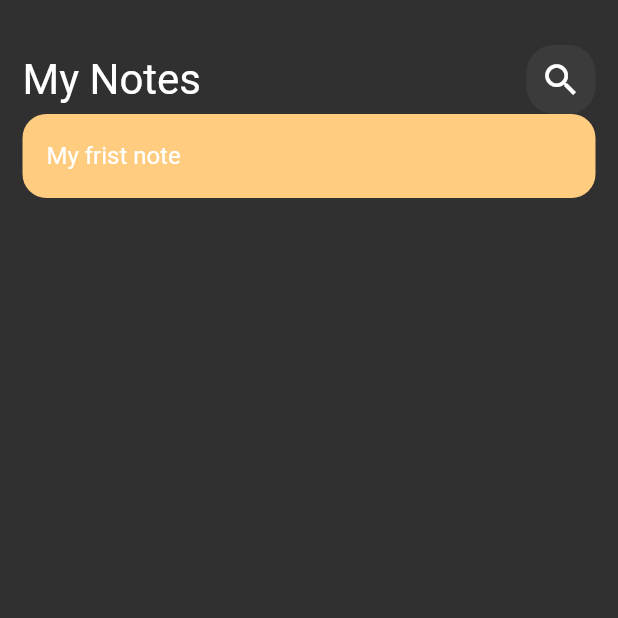
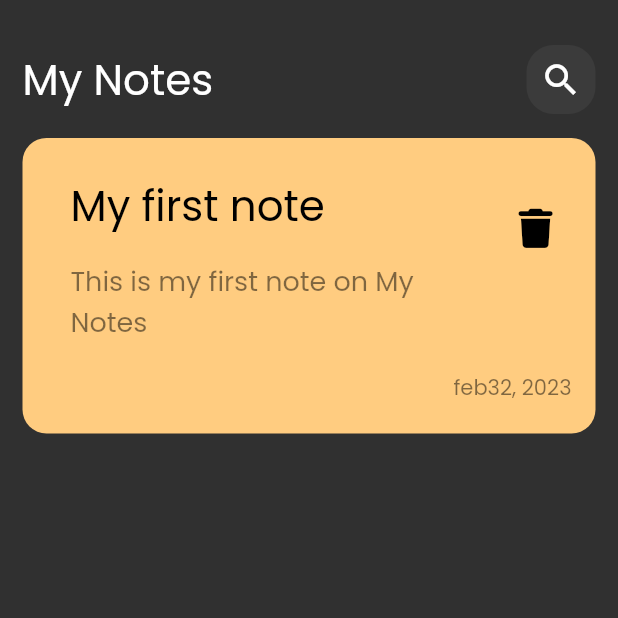
Before and after one commit to islam-diab/MyNotes, a Flutter app: the screen it shows after launch, on a phone screen of 412 x 824 dp, the top half of it. Run offline on Flutter 3.47's test engine with Material 2 defaults, Android fonts, the phone set to English and light mode, and no system bars; our stand-ins replace font_awesome_flutter.

Commit message:
create notes item

```diff
--- a/lib/main.dart
+++ b/lib/main.dart
@@ -12,7 +12,10 @@ class MyNotes extends StatelessWidget {
   @override
   Widget build(BuildContext context) {
     return MaterialApp(
-      theme: ThemeData(brightness: Brightness.dark),
+      theme: ThemeData(
+        brightness: Brightness.dark,
+        fontFamily: 'Poppins',
+      ),
       home: const NotesView(),
     );
   }
--- a/lib/view/widget/notes_item.dart
+++ b/lib/view/widget/notes_item.dart
@@ -1,16 +1,60 @@
 import 'package:flutter/material.dart';
+import 'package:font_awesome_flutter/font_awesome_flutter.dart';
 
 class NotesItem extends StatelessWidget {
   const NotesItem({Key? key}) : super(key: key);
 
   @override
   Widget build(BuildContext context) {
-    return Container(
-      decoration: BoxDecoration(
-          borderRadius: BorderRadius.circular(16),
-          color: const Color(0xffFFCC80)),
-      child: const ListTile(
-        title: Text('My frist note'),
+    return Padding(
+      padding: const EdgeInsets.only(top: 16),
+      child: Container(
+        padding: const EdgeInsets.only(top: 20, left: 16, bottom: 20),
+        decoration: BoxDecoration(
+            borderRadius: BorderRadius.circular(16),
+            color: const Color(0xffFFCC80)),
+        child: Column(
+          crossAxisAlignment: CrossAxisAlignment.end,
+          children: [
+            ListTile(
+              title: const Text(
+                'My first note',
+                style: TextStyle(
+                  fontSize: 28,
+                  color: Colors.black,
+                ),
+              ),
+              subtitle: Padding(
+                padding: const EdgeInsets.symmetric(vertical: 16),
+                child: Text(
+                  'This is my first note on My Notes',
+                  style: TextStyle(
+                    fontSize: 18,
+                    color: Colors.black.withOpacity(0.5),
+                  ),
+                ),
+              ),
+              trailing: IconButton(
+                onPressed: () {},
+                icon: const Icon(
+                  FontAwesomeIcons.trash,
+                  color: Colors.black,
+                  size: 26,
+                ),
+              ),
+            ),
+            Padding(
+              padding: const EdgeInsets.only(right: 16),
+              child: Text(
+                'feb32, 2023',
+                style: TextStyle(
+                  // fontSize: 28,
+                  color: Colors.black.withOpacity(0.5),
+                ),
+              ),
+            ),
+          ],
+        ),
       ),
     );
   }
```
Also changed, not shown: pubspec.yaml (+7 -16 lines), pubspec.lock.
